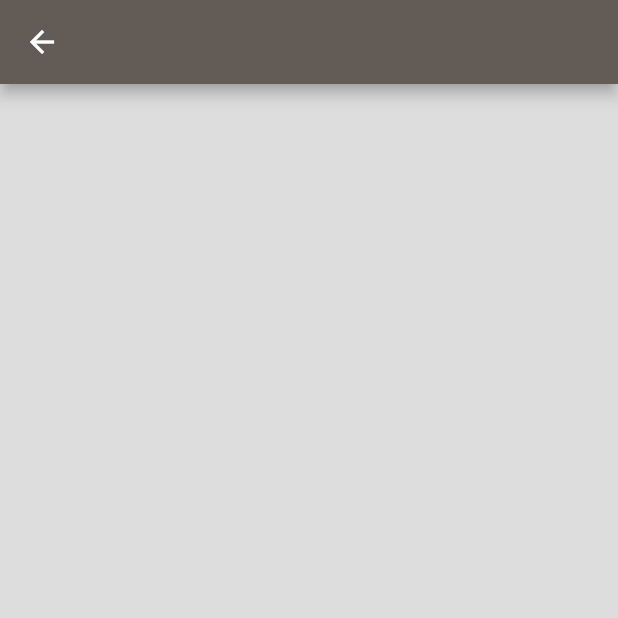
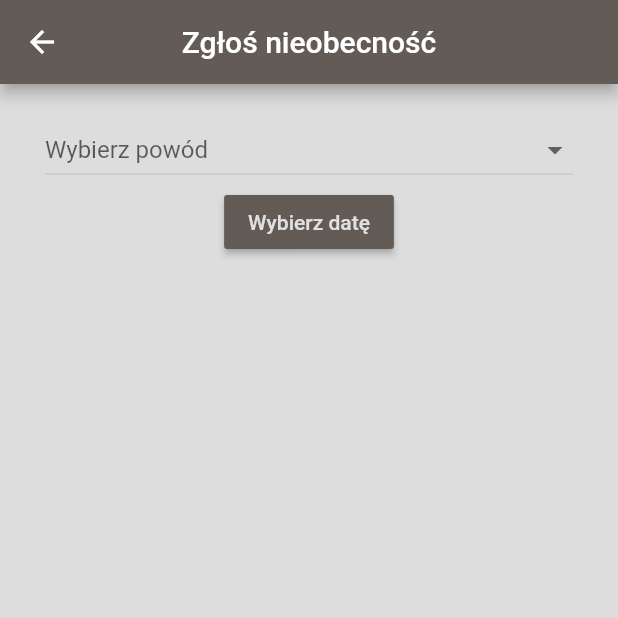
Before and after one commit to radiol00/ais_project, a Flutter app: the screen it shows after launch, after a tap on "Zgłoś nieobecność", on a phone screen of 412 x 824 dp, the top half of it. Run offline on Flutter 3.47's test engine with Material 2 defaults, Android fonts, the light colour scheme and no system bars; our stand-ins replace email_validator, shared_preferences.

Commit message:
Added base of BreakPage, Now supporting Polish locale, Added datepicker on AbsencePage, Added ReasonDropdown widget on AsencePage

```diff
--- a/lib/pages/absence_page.dart
+++ b/lib/pages/absence_page.dart
@@ -1,17 +1,70 @@
+import 'package:ais_project/styling/palette.dart';
+import 'package:ais_project/widgets/reason_dropdown.dart';
 import 'package:flutter/material.dart';
 
 class AbsencePage extends StatefulWidget {
-  String email;
+  final String email;
   AbsencePage({this.email});
   @override
   _AbsencePageState createState() => _AbsencePageState();
 }
 
 class _AbsencePageState extends State<AbsencePage> {
+  String reason;
+  DateTime _dateTime;
+
   @override
   Widget build(BuildContext context) {
     return Scaffold(
-      appBar: AppBar(),
+      appBar: AppBar(
+        title: Text('Zgłoś nieobecność'),
+        centerTitle: true,
+      ),
+      body: Center(
+        child: Padding(
+          padding: const EdgeInsets.symmetric(horizontal: 30, vertical: 20),
+          child: Column(
+            children: [
+              ReasonDropdown(
+                dropdownValue: reason,
+                setDropdownValue: (value) {
+                  setState(() {
+                    reason = value;
+                  });
+                },
+              ),
+              RaisedButton(
+                color: Palette.buttons,
+                onPressed: () async {
+                  final value = await showDatePicker(
+                    context: context,
+                    locale: Locale('pl', "PL"),
+                    initialDate: DateTime.now(),
+                    firstDate: DateTime.now(),
+                    lastDate: DateTime(2200),
+                    builder: (context, child) {
+                      return Theme(
+                        data: ThemeData.dark(),
+                        child: child,
+                      );
+                    },
+                  );
+
+                  if (value != null) {
+                    setState(() {
+                      _dateTime = value;
+                    });
+                  }
+                },
+                child: Text(
+                  _dateTime == null ? 'Wybierz datę' : _dateTime.toString(),
+                  style: TextStyle(color: Colors.grey[300]),
+                ),
+              )
+            ],
+          ),
+        ),
+      ),
     );
   }
 }
--- a/lib/pages/root_widget.dart
+++ b/lib/pages/root_widget.dart
@@ -1,20 +1,28 @@
 import 'package:flutter/material.dart';
 import 'package:ais_project/styling/palette.dart';
 import 'package:ais_project/pages/home_page.dart';
+import 'package:flutter_localizations/flutter_localizations.dart';
 
 /* RootWidget
- * builds MaterialApp, Scaffold with AppBar and HomePage
+ * buduje MaterialApp, Scaffold z AppBar'em i HomePage
  *
- * Colors of widgets are imported from abstract class Palette (styling/palette.dart)
+ * Kolory widget'ów są importowane z abstrakcyjnej klasy Palette(styling/palette.dart)
  */
 
 class RootWidget extends StatelessWidget {
   @override
   Widget build(BuildContext context) {
     return MaterialApp(
+      localizationsDelegates: [
+        GlobalMaterialLocalizations.delegate,
+        GlobalCupertinoLocalizations.delegate,
+      ],
+      supportedLocales: [const Locale('pl')],
       theme: ThemeData(
-          scaffoldBackgroundColor: Palette.scaffoldBackground,
-          appBarTheme: AppBarTheme(color: Palette.appbar)),
+        scaffoldBackgroundColor: Palette.scaffoldBackground,
+        appBarTheme: AppBarTheme(color: Palette.appbar),
+        canvasColor: Palette.secondary, // Kolor na dropdownbutton
+      ),
       debugShowCheckedModeBanner: false,
       home: Scaffold(
         appBar: AppBar(),
--- a/lib/styling/palette.dart
+++ b/lib/styling/palette.dart
@@ -5,4 +5,5 @@ abstract class Palette {
   static final buttons = Color.fromRGBO(99, 91, 85, 1);
   static final scaffoldBackground = Color.fromRGBO(221, 221, 221, 1);
   static final progressIndicator = Color.fromRGBO(99, 91, 85, 1);
+  static final secondary = Color.fromRGBO(166, 166, 166, 1);
 }
--- /dev/null
+++ b/lib/widgets/reason_dropdown.dart
@@ -0,0 +1,36 @@
+import 'package:flutter/material.dart';
+
+class ReasonDropdown extends StatelessWidget {
+  ReasonDropdown(
+      {@required this.dropdownValue, @required this.setDropdownValue});
+  final Function setDropdownValue;
+  final String dropdownValue;
+  final List<String> reasons = [
+    'Choroba',
+    'Sprawy rodzinne',
+    'Nagły wypadek',
+    'Inne',
+  ];
+
+  @override
+  Widget build(BuildContext context) {
+    return DropdownButton(
+        hint: Text('Wybierz powód'),
+        isExpanded: true,
+        value: dropdownValue,
+        items: reasons
+            .map((e) => DropdownMenuItem(
+                  child: Text(e),
+                  value: e,
+                ))
+            .toList(),
+        onChanged: (value) {
+          setDropdownValue(value);
+          if (value == 'Inne') {
+            Scaffold.of(context).showSnackBar(SnackBar(
+                content: Text(
+                    'Po wybraniu tej opcji konieczne są dodatkowe informacje')));
+          }
+        });
+  }
+}
--- a/pubspec.yaml
+++ b/pubspec.yaml
@@ -22,6 +22,8 @@ environment:
 
 dependencies:
   flutter:
+    sdk: flutter
+  flutter_localizations:
     sdk: flutter
   shared_preferences: ^0.5.8
   email_validator: ^1.0.5
```
Also changed, not shown: lib/pages/break_page.dart (added, +20 -0 lines), lib/pages/home_page.dart (+7 -1 lines), pubspec.lock.
